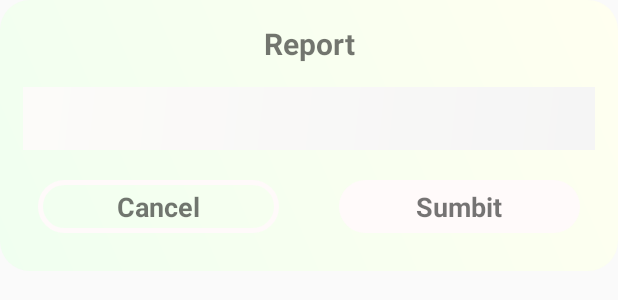
After one commit to CoimFire/CF, an Android app: the layout alert_dialog_edit_comment.xml on its own in the app's theme, with its tools: preview values and no code run, on a phone screen of 412 x 824 dp. The commit adds this screen. Shown: the top 300 px of the screen. Run offline under Robolectric (Android 15) with nearby library versions, the phone set to English and light mode, and no system bars.

Commit message:
comments manage

```diff
--- /dev/null
+++ b/app/src/main/res/layout/alert_dialog_edit_comment.xml
@@ -0,0 +1,85 @@
+<?xml version="1.0" encoding="utf-8"?>
+<androidx.constraintlayout.widget.ConstraintLayout xmlns:android="http://schemas.android.com/apk/res/android"
+    android:layout_width="match_parent"
+    android:layout_height="wrap_content"
+    android:padding="5dp"
+    xmlns:app="http://schemas.android.com/apk/res-auto"
+    android:background="@drawable/light_background">
+
+    <androidx.constraintlayout.widget.Guideline
+        android:id="@+id/guideline"
+        android:layout_width="wrap_content"
+        android:layout_height="wrap_content"
+        android:orientation="vertical"
+        app:layout_constraintGuide_percent="0.5"/>
+
+    <TextView
+        android:id="@+id/tv_title"
+        android:layout_width="0dp"
+        android:layout_height="wrap_content"
+        android:textStyle="bold"
+        android:ellipsize="marquee"
+        android:textAlignment="center"
+        app:layout_constraintStart_toStartOf="parent"
+        app:layout_constraintEnd_toEndOf="parent"
+        app:layout_constraintTop_toTopOf="parent"
+        android:layout_marginTop="10dp"
+        android:text="Report"
+        android:textSize="20sp"
+        android:layout_marginHorizontal="20dp"
+        android:gravity="center_horizontal" />
+
+    <EditText
+        android:id="@+id/et_change_comment"
+        android:layout_width="0dp"
+        android:layout_height="wrap_content"
+        android:layout_marginHorizontal="10dp"
+        android:layout_marginTop="15dp"
+        android:paddingVertical="10dp"
+        android:paddingHorizontal="5dp"
+        android:textSize="16sp"
+        android:background="@drawable/layout_background"
+        app:layout_constraintTop_toBottomOf="@id/tv_title"
+        app:layout_constraintStart_toStartOf="parent"
+        app:layout_constraintEnd_toEndOf="parent"/>
+
+    <TextView
+        android:id="@+id/tv_cancel"
+        android:layout_width="0dp"
+        android:layout_height="wrap_content"
+        android:textStyle="bold"
+        android:textAlignment="center"
+        app:layout_constraintStart_toStartOf="parent"
+        app:layout_constraintEnd_toEndOf="@id/guideline"
+        app:layout_constraintTop_toBottomOf="@id/et_change_comment"
+        app:layout_constraintBottom_toBottomOf="parent"
+        android:layout_marginBottom="20dp"
+        android:layout_marginTop="20dp"
+        android:textSize="18sp"
+        android:background="@drawable/stroke_post_layout"
+        android:text="Cancel"
+        android:paddingVertical="5dp"
+        android:paddingHorizontal="5dp"
+        android:layout_marginHorizontal="20dp"
+        android:gravity="center_horizontal" />
+
+    <TextView
+        android:id="@+id/tv_confirm"
+        android:layout_width="0dp"
+        android:layout_height="wrap_content"
+        android:textStyle="bold"
+        android:textAlignment="center"
+        app:layout_constraintStart_toStartOf="@id/guideline"
+        app:layout_constraintEnd_toEndOf="parent"
+        app:layout_constraintTop_toBottomOf="@id/et_change_comment"
+        app:layout_constraintBottom_toBottomOf="parent"
+        android:layout_marginBottom="20dp"
+        android:layout_marginTop="20dp"
+        android:textSize="18sp"
+        android:background="@drawable/confirm_button"
+        android:text="Sumbit"
+        android:paddingVertical="5dp"
+        android:paddingHorizontal="5dp"
+        android:layout_marginHorizontal="20dp"
+        android:gravity="center_horizontal" />
+</androidx.constraintlayout.widget.ConstraintLayout>
```
Also changed, not shown: app/src/main/java/com/nexustech/comicfire/adapters/CommentAdapter.java (+36 -3 lines), app/src/main/java/com/nexustech/comicfire/utils/HandleActions.java (+69 -0 lines), app/src/main/res/layout/layout_comment.xml (+33 -4 lines).
